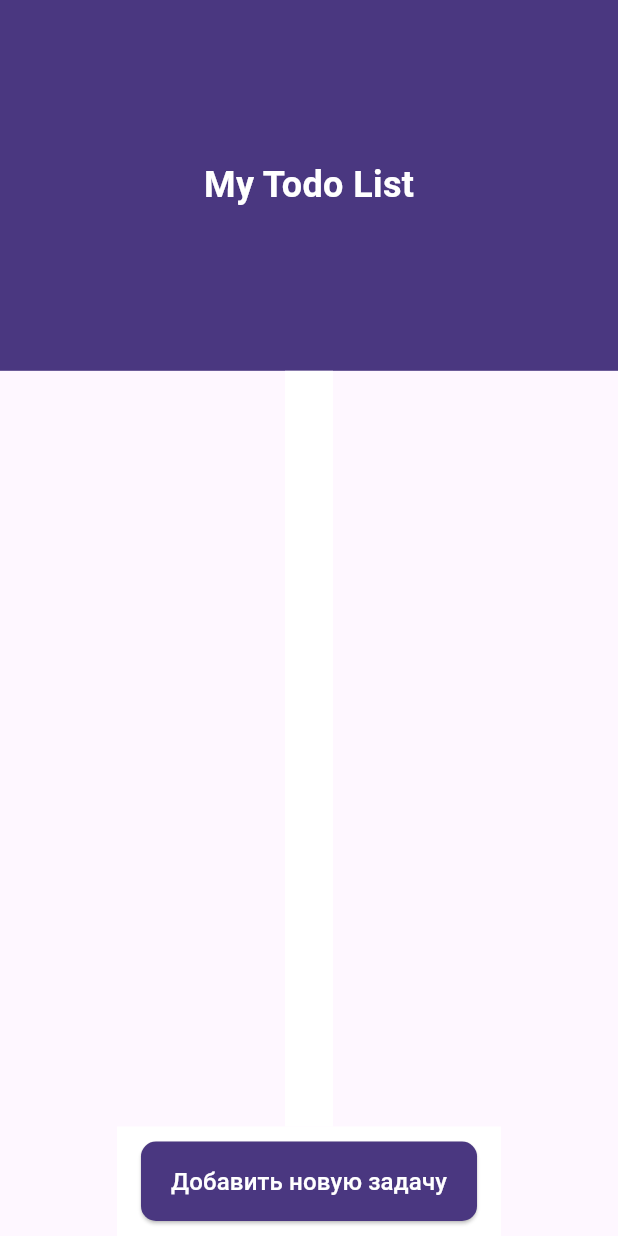
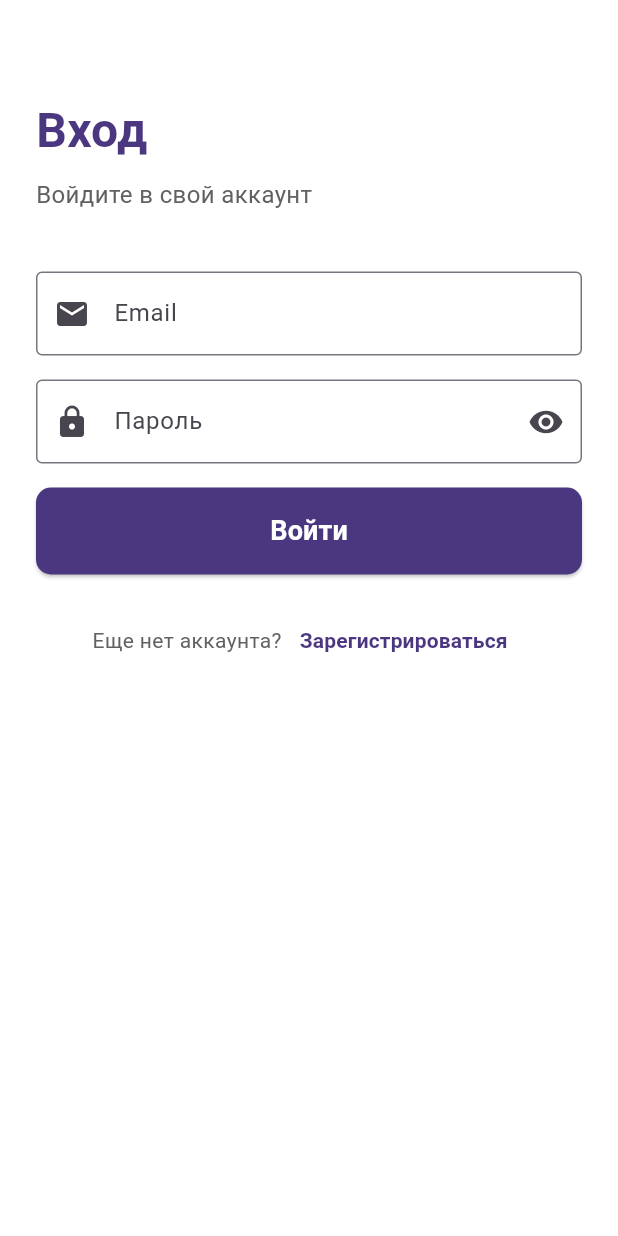
Before and after one commit to CurseDollara/TODO, a Flutter app: the screen it shows after launch, on a phone screen of 412 x 824 dp. Run offline on Flutter 3.47's test engine with Material 3 defaults, Android fonts, the phone set to English and light mode, and no system bars; our stand-ins replace shared_preferences.

Commit message:
вроде рабочая версия

```diff
--- a/lib/components/colors.dart
+++ b/lib/components/colors.dart
@@ -6,4 +6,5 @@ class AppColors {
   static const Color textGrey = Color.fromARGB(255, 97, 97, 97); // Темно-серый
   static const Color red = Color.fromARGB(255, 255, 0, 0); // Красный
   static const Color white = Color.fromARGB(255, 255, 255, 255); // Белый
+  static const Color lightPrimary = Color.fromARGB(255, 230, 225, 245); // Светло-фиолетовый
 }
--- a/lib/main.dart
+++ b/lib/main.dart
@@ -1,17 +1,31 @@
 import 'package:flutter/material.dart';
+import 'package:shared_preferences/shared_preferences.dart';
 import 'package:flutter_application_1/widgets/daily_tasks.dart';
+import 'package:flutter_application_1/widgets/auth_page.dart';
 
-void main() {
-  runApp(const MyApp());
+void main() async {
+  WidgetsFlutterBinding.ensureInitialized();
+
+  final prefs = await SharedPreferences.getInstance();
+  final isLoggedIn = prefs.getBool('is_logged_in') ?? false;
+
+  runApp(MyApp(isLoggedIn: isLoggedIn));
 }
 
 class MyApp extends StatelessWidget {
-  const MyApp({super.key});
+  final bool isLoggedIn;
+
+  const MyApp({super.key, required this.isLoggedIn});
 
   @override
   Widget build(BuildContext context) {
-    return const MaterialApp(
-      home: DailyTask(),
+    return MaterialApp(
+      title: 'Todo App',
+      theme: ThemeData(
+        primarySwatch: Colors.blue,
+      ),
+      home: isLoggedIn ? const DailyTask() : const AuthPage(),
+      debugShowCheckedModeBanner: false,
     );
   }
 }
--- /dev/null
+++ b/lib/widgets/auth_page.dart
@@ -0,0 +1,338 @@
+import 'package:flutter/material.dart';
+import 'package:shared_preferences/shared_preferences.dart';
+import 'daily_tasks.dart';
+import '../components/colors.dart';
+import '../services/api_service.dart';  // Импортируем наш сервис
+
+class AuthPage extends StatefulWidget {
+  const AuthPage({super.key});
+
+  @override
+  AuthPageState createState() => AuthPageState();
+}
+
+class AuthPageState extends State<AuthPage> {
+  final TextEditingController _emailController = TextEditingController();
+  final TextEditingController _passwordController = TextEditingController();
+  final TextEditingController _confirmPasswordController = TextEditingController();
+  final TextEditingController _nameController = TextEditingController();
+
+  bool _isLogin = true;
+  bool _obscurePassword = true;
+  bool _obscureConfirmPassword = true;
+  bool _isLoading = false;
+  String _errorMessage = '';
+
+  Future<void> _submit() async {
+    setState(() {
+      _isLoading = true;
+      _errorMessage = '';
+    });
+
+    final email = _emailController.text.trim();
+    final password = _passwordController.text.trim();
+    final name = _nameController.text.trim();
+    final confirmPassword = _confirmPasswordController.text.trim();
+
+    // Проверка сервера
+    final serverAvailable = await ApiService.checkServer();
+    if (!serverAvailable) {
+      setState(() {
+        _errorMessage = 'Сервер недоступен. Запустите backend сервер';
+        _isLoading = false;
+      });
+      return;
+    }
+
+    // Валидация
+    if (email.isEmpty || password.isEmpty) {
+      setState(() {
+        _errorMessage = 'Заполните email и пароль';
+        _isLoading = false;
+      });
+      return;
+    }
+
+    if (!_isLogin && password != confirmPassword) {
+      setState(() {
+        _errorMessage = 'Пароли не совпадают';
+        _isLoading = false;
+      });
+      return;
+    }
+
+    if (!_isLogin && name.isEmpty) {
+      setState(() {
+        _errorMessage = 'Введите имя';
+        _isLoading = false;
+      });
+      return;
+    }
+
+    try {
+      if (_isLogin) {
+        // Вход
+        final result = await ApiService.login(email, password);
+
+        if (result['success'] == true) {
+          // Сохраняем данные пользователя
+          final prefs = await SharedPreferences.getInstance();
+          await prefs.setString('user_id', result['user_id']);
+          await prefs.setString('username', result['username']);
+          await prefs.setString('email', result['email']);
+          await prefs.setBool('is_logged_in', true);
+
+          // Переход на главный экран
+          if (!mounted) return;
+          Navigator.pushReplacement(
+            context,
+            MaterialPageRoute(builder: (context) => const DailyTask()),
+          );
+        } else {
+          setState(() {
+            _errorMessage = result['error'] ?? 'Ошибка входа';
+          });
+        }
+      } else {
+        // Регистрация
+        final result = await ApiService.register(email, password, name);
+
+        if (result['success'] == true) {
+          // Автоматически входим после регистрации
+          final prefs = await SharedPreferences.getInstance();
+          await prefs.setString('user_id', result['user_id']);
+          await prefs.setString('username', result['username']);
+          await prefs.setString('email', result['email']);
+          await prefs.setBool('is_logged_in', true);
+
+          // Переход на главный экран
+          if (!mounted) return;
+          Navigator.pushReplacement(
+            context,
+            MaterialPageRoute(builder: (context) => const DailyTask()),
+          );
+        } else {
+          setState(() {
+            _errorMessage = result['error'] ?? 'Ошибка регистрации';
+          });
+        }
+      }
+    } catch (e) {
+      setState(() {
+        _errorMessage = 'Ошибка: $e';
+      });
+    } finally {
+      setState(() {
+        _isLoading = false;
+      });
+    }
+  }
+
+  void _toggleAuthMode() {
+    setState(() {
+      _isLogin = !_isLogin;
+      _errorMessage = '';
+      _passwordController.clear();
+      _confirmPasswordController.clear();
+    });
+  }
+
+  @override
+  Widget build(BuildContext context) {
+    return Scaffold(
+      backgroundColor: AppColors.white,
+      body: SafeArea(
+        child: SingleChildScrollView(
+          child: Padding(
+            padding: const EdgeInsets.all(24.0),
+            child: Column(
+              crossAxisAlignment: CrossAxisAlignment.start,
+              children: [
+                const SizedBox(height: 40),
+                // Заголовок
+                Text(
+                  _isLogin ? 'Вход' : 'Регистрация',
+                  style: const TextStyle(
+                    fontSize: 32,
+                    fontWeight: FontWeight.bold,
+                    color: AppColors.primary,
+                  ),
+                ),
+                const SizedBox(height: 8),
+                Text(
+                  _isLogin
+                    ? 'Войдите в свой аккаунт'
+                    : 'Создайте новый аккаунт',
+                  style: const TextStyle(
+                    fontSize: 16,
+                    color: AppColors.textGrey,
+                  ),
+                ),
+                const SizedBox(height: 40),
+
+                // Сообщение об ошибке
+                if (_errorMessage.isNotEmpty)
+                  Container(
+                    padding: const EdgeInsets.all(12),
+                    margin: const EdgeInsets.only(bottom: 20),
+                    decoration: BoxDecoration(
+                      color: AppColors.red.withOpacity(0.1),
+                      borderRadius: BorderRadius.circular(8),
+                      border: Border.all(color: AppColors.red),
+                    ),
+                    child: Row(
+                      children: [
+                        const Icon(Icons.error, color: AppColors.red),
+                        const SizedBox(width: 10),
+                        Expanded(
+                          child: Text(
+                            _errorMessage,
+                            style: const TextStyle(color: AppColors.red),
+                          ),
+                        ),
+                      ],
+                    ),
+                  ),
+
+                // Поле имени (только для регистрации)
+                if (!_isLogin) ...[
+                  TextField(
+                    controller: _nameController,
+                    decoration: const InputDecoration(
+                      labelText: 'Имя',
+                      prefixIcon: Icon(Icons.person),
+                      border: OutlineInputBorder(),
+                    ),
+                  ),
+                  const SizedBox(height: 16),
+                ],
+
+                // Поле email
+                TextField(
+                  controller: _emailController,
+                  keyboardType: TextInputType.emailAddress,
+                  decoration: const InputDecoration(
+                    labelText: 'Email',
+                    prefixIcon: Icon(Icons.email),
+                    border: OutlineInputBorder(),
+                  ),
+                ),
+                const SizedBox(height: 16),
+
+                // Поле пароля
+                TextField(
+                  controller: _passwordController,
+                  obscureText: _obscurePassword,
+                  decoration: InputDecoration(
+                    labelText: 'Пароль',
+                    prefixIcon: const Icon(Icons.lock),
+                    suffixIcon: IconButton(
+                      icon: Icon(
+                        _obscurePassword ? Icons.visibility : Icons.visibility_off,
+                      ),
+                      onPressed: () {
+                        setState(() {
+                          _obscurePassword = !_obscurePassword;
+                        });
+                      },
+                    ),
+                    border: const OutlineInputBorder(),
+                  ),
+                ),
+                const SizedBox(height: 16),
+
+                // Подтверждение пароля
+                if (!_isLogin) ...[
+                  TextField(
+                    controller: _confirmPasswordController,
+                    obscureText: _obscureConfirmPassword,
+                    decoration: InputDecoration(
+                      labelText: 'Подтвердите пароль',
+                      prefixIcon: const Icon(Icons.lock),
+                      suffixIcon: IconButton(
+                        icon: Icon(
+                          _obscureConfirmPassword ? Icons.visibility : Icons.visibility_off,
+                        ),
+                        onPressed: () {
+                          setState(() {
+                            _obscureConfirmPassword = !_obscureConfirmPassword;
+                          });
+                        },
+                      ),
+                      border: const OutlineInputBorder(),
+                    ),
+                  ),
+                  const SizedBox(height: 16),
+                ],
+
+                // Кнопка входа/регистрации
+                SizedBox(
+                  width: double.infinity,
+                  child: _isLoading
+                      ? const Center(
+                          child: CircularProgressIndicator(
+                            color: AppColors.primary,
+                          ),
+                        )
+                      : ElevatedButton(
+                          onPressed: _submit,
+                          style: ElevatedButton.styleFrom(
+                            backgroundColor: AppColors.primary,
+                            padding: const EdgeInsets.symmetric(vertical: 16),
+                            shape: RoundedRectangleBorder(
+                              borderRadius: BorderRadius.circular(10),
+                            ),
+                          ),
+                          child: Text(
+                            _isLogin ? 'Войти' : 'Зарегистрироваться',
+                            style: const TextStyle(
+                              fontSize: 18,
+                              color: AppColors.white,
+                              fontWeight: FontWeight.bold,
+                            ),
+                          ),
+                        ),
+                ),
+                const SizedBox(height: 20),
+
+                // Переключение между входом и регистрацией
+                Row(
+                  mainAxisAlignment: MainAxisAlignment.center,
+                  children: [
+                    Text(
+                      _isLogin
+                        ? 'Еще нет аккаунта?'
+                        : 'Уже есть аккаунт?',
+                      style: const TextStyle(
+                        color: AppColors.textGrey,
+                      ),
+                    ),
+                    TextButton(
+                      onPressed: _isLoading ? null : _toggleAuthMode,
+                      child: Text(
+                        _isLogin ? 'Зарегистрироваться' : 'Войти',
+                        style: const TextStyle(
+                          color: AppColors.primary,
+                          fontWeight: FontWeight.bold,
+                        ),
+                      ),
+                    ),
+                  ],
+                ),
+              ],
+            ),
+          ),
+        ),
+      ),
+    );
+  }
+
+  @override
+  void dispose() {
+    _emailController.dispose();
+    _passwordController.dispose();
+    _confirmPasswordController.dispose();
+    _nameController.dispose();
+    super.dispose();
+  }
+}
--- a/pubspec.yaml
+++ b/pubspec.yaml
@@ -30,7 +30,8 @@ environment:
 dependencies:
   flutter:
     sdk: flutter
-
+  http: ^1.1.0
+  shared_preferences: ^2.2.2
 
   # The following adds the Cupertino Icons font to your application.
   # Use with the CupertinoIcons class for iOS style icons.
@@ -39,7 +40,7 @@ dependencies:
 dev_dependencies:
   flutter_test:
     sdk: flutter
-  intl: ^0.18.0
+
 
   # The "flutter_lints" package below contains a set of recommended lints to
   # encourage good coding practices. The lint set provided by the package is
```
Also changed, not shown: lib/services/api_service.dart (added, +104 -0 lines), lib/widgets/daily_tasks.dart (+111 -8 lines), pubspec.lock, web_entrypoint.dart (added), 2 other files.
